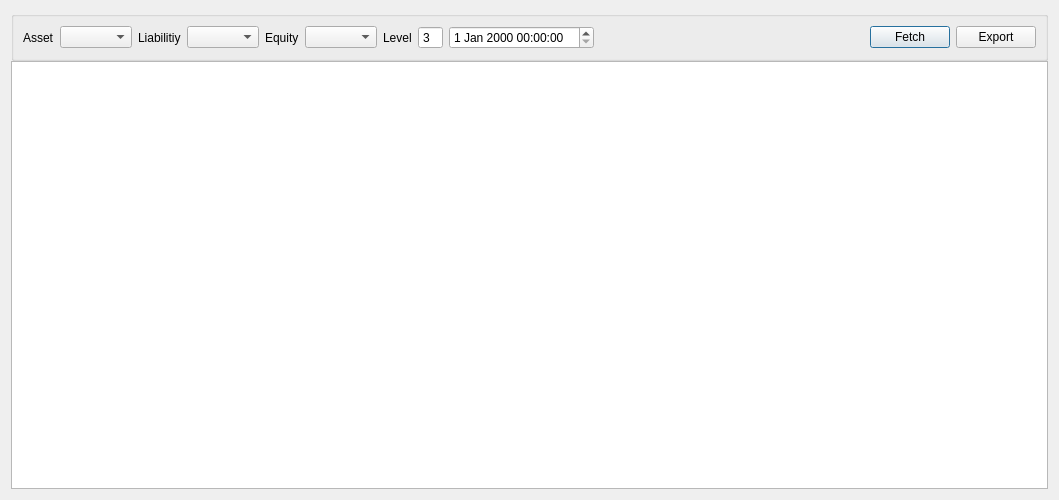
Qt form charts/balance_sheet/balancesheetdialog.ui (ytxerp/ytx-client) before a commit.
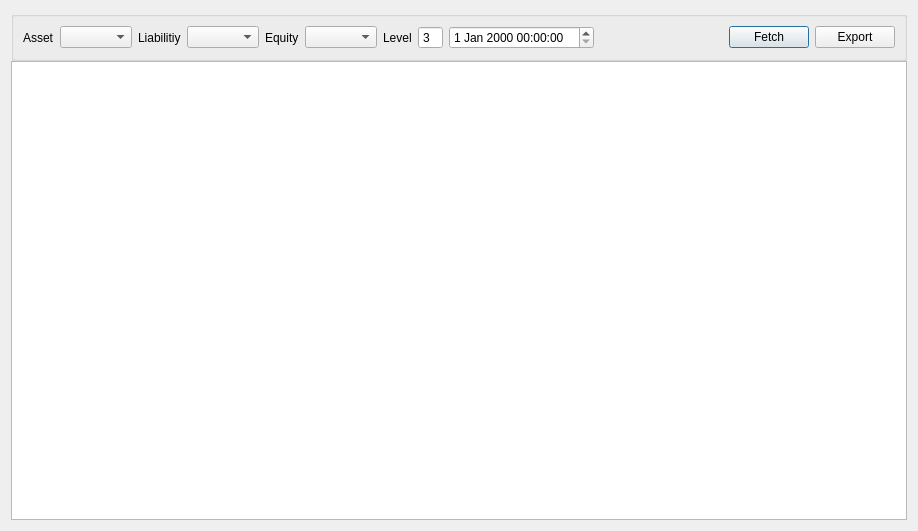
The same form after that commit. Custom widgets are drawn as their Qt base class.

Patch:
```diff
--- a/charts/balance_sheet/balancesheetdialog.ui
+++ b/charts/balance_sheet/balancesheetdialog.ui
@@ -6,8 +6,8 @@
    <rect>
     <x>0</x>
     <y>0</y>
-    <width>1059</width>
-    <height>500</height>
+    <width>918</width>
+    <height>531</height>
    </rect>
   </property>
   <property name="windowTitle">
```
